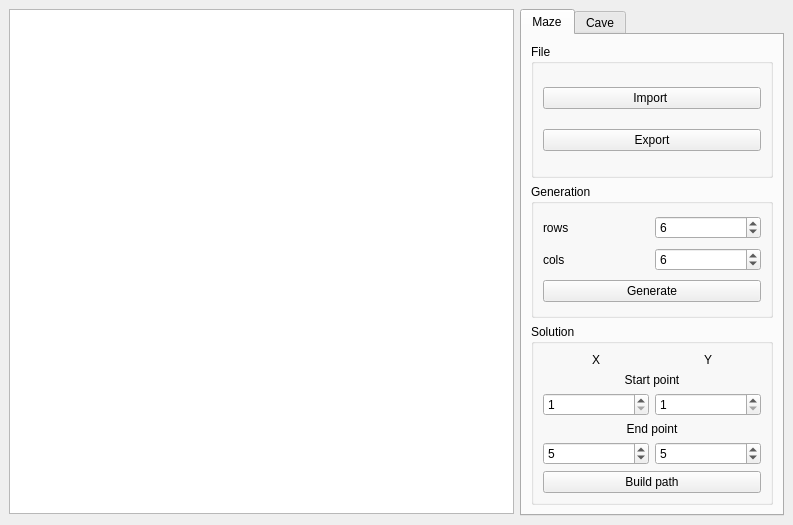
The window that src/source/view/mainwindow.ui (Oleg-Sl/A1_Maze) describes before a commit, drawn with Qt 5.
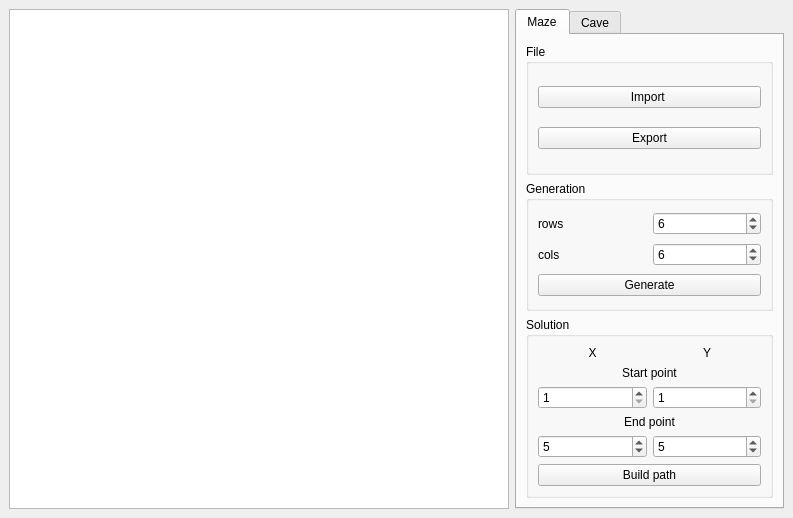
The same window after the commit.

Patch:
```diff
--- a/src/source/view/mainwindow.ui
+++ b/src/source/view/mainwindow.ui
@@ -7,19 +7,19 @@
     <x>0</x>
     <y>0</y>
     <width>793</width>
-    <height>525</height>
+    <height>518</height>
    </rect>
   </property>
   <property name="minimumSize">
    <size>
     <width>0</width>
-    <height>505</height>
+    <height>500</height>
    </size>
   </property>
   <property name="maximumSize">
    <size>
     <width>16777215</width>
-    <height>525</height>
+    <height>518</height>
    </size>
   </property>
   <property name="windowTitle">
@@ -27,33 +27,7 @@
   </property>
   <widget class="QWidget" name="widget_central">
    <layout class="QGridLayout" name="gridLayout">
-    <item row="0" column="1">
-     <layout class="QVBoxLayout" name="vlayout_screen">
-      <item>
-       <widget class="QGraphicsView" name="view_screen">
-        <property name="minimumSize">
-         <size>
-          <width>505</width>
-          <height>505</height>
-         </size>
-        </property>
-        <property name="maximumSize">
-         <size>
-          <width>505</width>
-          <height>505</height>
-         </size>
-        </property>
-        <property name="verticalScrollBarPolicy">
-         <enum>Qt::ScrollBarAlwaysOff</enum>
-        </property>
-        <property name="horizontalScrollBarPolicy">
-         <enum>Qt::ScrollBarAlwaysOff</enum>
-        </property>
-       </widget>
-      </item>
-     </layout>
-    </item>
-    <item row="0" column="2" rowspan="2">
+    <item row="0" column="1" rowspan="2">
      <layout class="QGridLayout" name="glayout_form">
       <item row="0" column="0">
        <widget class="QTabWidget" name="tabwidget_mazetype">
@@ -239,6 +213,28 @@
       </item>
      </layout>
     </item>
+    <item row="0" column="0">
+     <widget class="QGraphicsView" name="view_screen">
+      <property name="minimumSize">
+       <size>
+        <width>500</width>
+        <height>500</height>
+       </size>
+      </property>
+      <property name="maximumSize">
+       <size>
+        <width>500</width>
+        <height>500</height>
+       </size>
+      </property>
+      <property name="verticalScrollBarPolicy">
+       <enum>Qt::ScrollBarAlwaysOff</enum>
+      </property>
+      <property name="horizontalScrollBarPolicy">
+       <enum>Qt::ScrollBarAlwaysOff</enum>
+      </property>
+     </widget>
+    </item>
    </layout>
   </widget>
  </widget>
```
